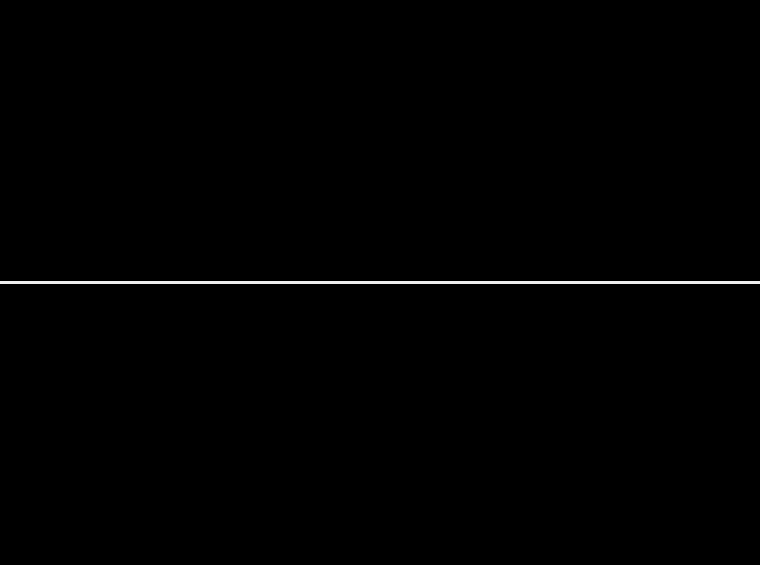
Above: linux/ui/uidataset.ui from angelogllrd/TPI-MLP-Multi-Layer-Perceptron before the change. Below: the same form after it.
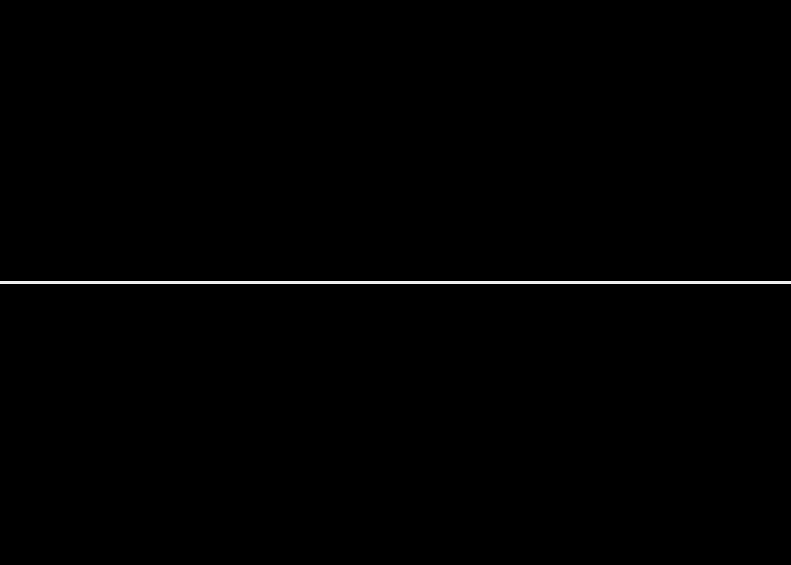
That is the form after the change.

Commit message: Arreglada la interfaz y codigo de Linux

```diff
--- a/linux/ui/uidataset.ui
+++ b/linux/ui/uidataset.ui
@@ -6,13 +6,13 @@
    <rect>
     <x>0</x>
     <y>0</y>
-    <width>760</width>
+    <width>791</width>
     <height>565</height>
    </rect>
   </property>
   <property name="maximumSize">
    <size>
-    <width>760</width>
+    <width>791</width>
     <height>565</height>
    </size>
   </property>
@@ -24,7 +24,7 @@
     <rect>
      <x>0</x>
      <y>0</y>
-     <width>761</width>
+     <width>791</width>
      <height>281</height>
     </rect>
    </property>
@@ -51,7 +51,7 @@
     <rect>
      <x>0</x>
      <y>284</y>
-     <width>761</width>
+     <width>791</width>
      <height>281</height>
     </rect>
    </property>
```
The commit also changes 3 other files.
